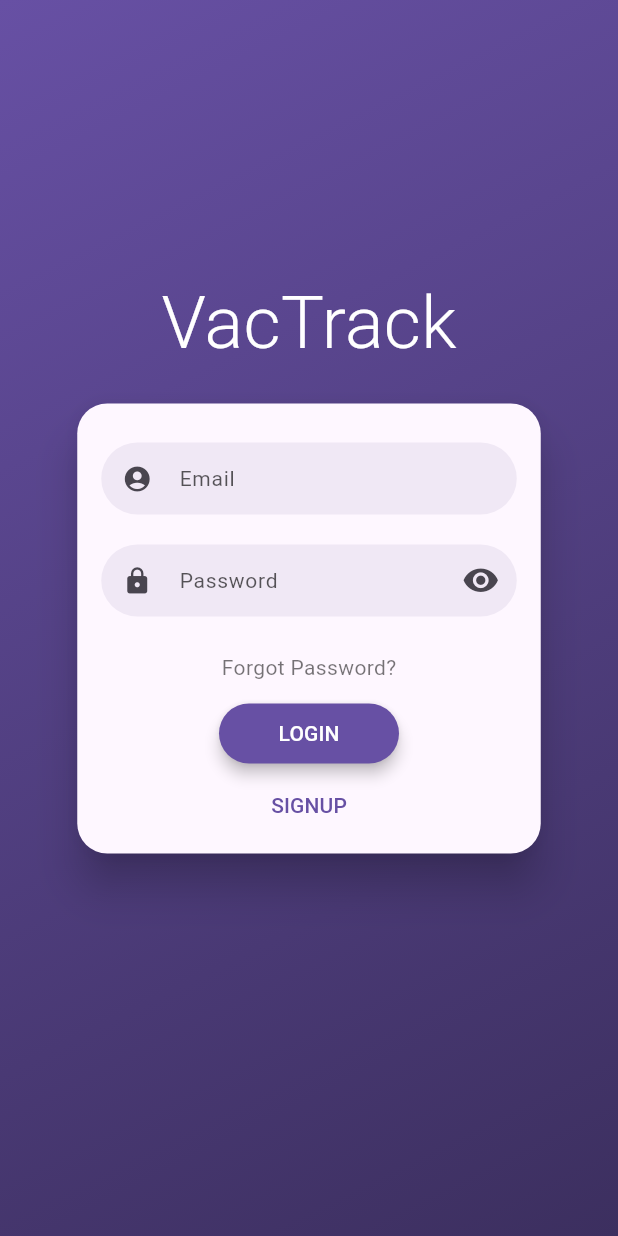
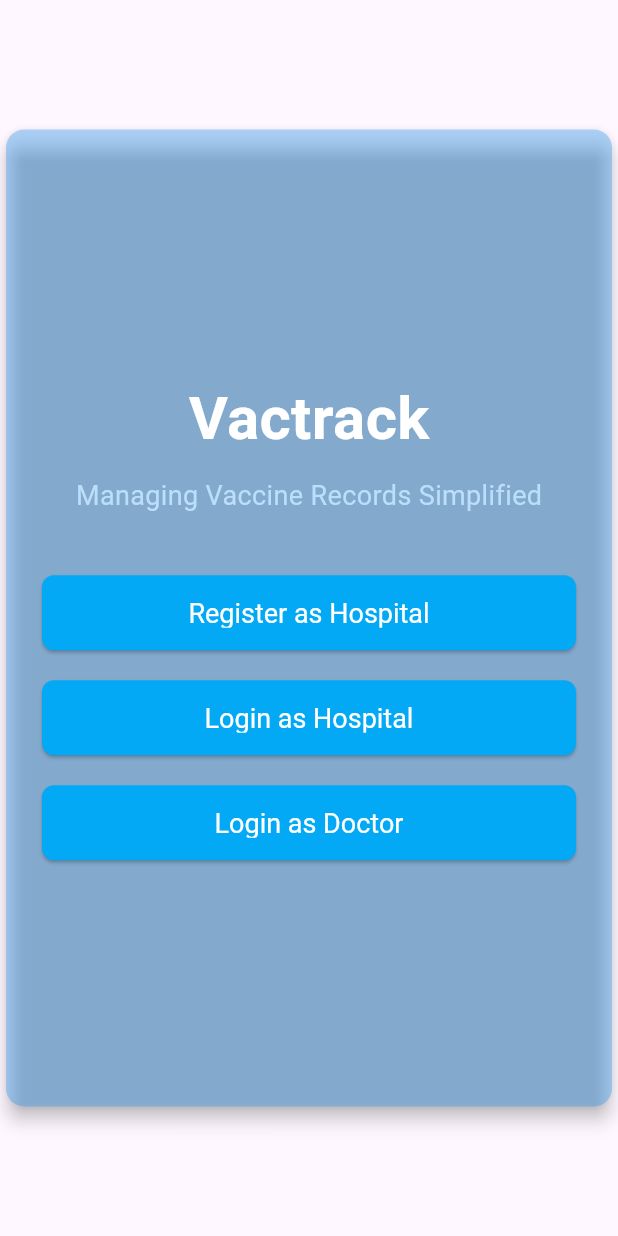
Before and after one commit to aashray374/VacTrack, a Flutter app: the screen it shows after launch, on a phone screen of 412 x 824 dp. Run offline on Flutter 3.47's test engine with Material 3 defaults, Android fonts, the phone set to English and light mode, and no system bars; drawn by our look-alikes of flutter_login; our stand-ins replace chewie, cloud_firestore, firebase_auth, firebase_core, firebase_database, flutter_map and 6 more; missing offline and left inert: dart:ffi; accounts and stored records are empty.

```diff
--- a/vactrack/lib/screens/home/home.dart
+++ b/vactrack/lib/screens/home/home.dart
@@ -101,7 +101,6 @@ class Home extends StatelessWidget {
                               category: 'Info')),
                       GestureDetector(
                           onTap: () {
-                            print("working");
                             GoRouter.of(context).pushNamed(MyRouteConstants.allVaccines);
                           },
                           child: const FeatureCard(
@@ -109,7 +108,9 @@ class Home extends StatelessWidget {
                               label: 'Vaccine',
                               category: 'Info')),
                       GestureDetector(
-                          onTap: () {},
+                          onTap: () {
+                            GoRouter.of(context).pushNamed(MyRouteConstants.infoVideos);
+                          },
                           child: const FeatureCard(
                               icon: Icons.video_collection,
                               label: 'Videos',
--- a/vactrack/lib/video/display_video_list.dart
+++ b/vactrack/lib/video/display_video_list.dart
@@ -9,7 +9,7 @@ class VideoScreen extends StatelessWidget {
     "https://youtu.be/XNGf-rm2t5Q?si=t-0YfkCgyCipU9kA",
     "https://youtu.be/OG8bU1OJlm8?si=emAjccY-hfmh1lcb",
     "https://youtu.be/aBIBsfrAnkI?si=SqksrgrVjutLQ71x",
-    "https://youtu.be/XNGf-rm2t5Q?si=t-0YfkCgyCipU9kA",
+    "https://youtu.be/XNGf-rm2t5Q?si=t-0YfkCgyCipU9k A",
     "https://youtu.be/OG8bU1OJlm8?si=emAjccY-hfmh1lcb",
   ];
 
@@ -27,6 +27,9 @@ class VideoScreen extends StatelessWidget {
         itemCount: videoUrls.length,
         itemBuilder: (context, index) {
           return Card(
+            shape: RoundedRectangleBorder(
+              borderRadius: BorderRadius.circular(20)
+            ),
             margin: const EdgeInsets.symmetric(vertical: 10),
             child: InkWell(
               onTap: () => Navigator.push(
--- a/vactrack_admin/lib/routes/app_route_config.dart
+++ b/vactrack_admin/lib/routes/app_route_config.dart
@@ -2,20 +2,30 @@ import 'package:flutter/material.dart';
 import 'package:go_router/go_router.dart';
 import 'package:vactrack_admin/routes/app_routes_constants.dart';
 import 'package:vactrack_admin/screens/NotFound/page_not_found.dart';
+import 'package:vactrack_admin/screens/login/hospital_signup.dart';
 import 'package:vactrack_admin/screens/login/signUp.dart';
 import 'package:vactrack_admin/screens/login/login.dart';
 import 'package:vactrack_admin/screens/profile/profile.dart';
 import 'package:vactrack_admin/screens/home/home.dart';
 
+import '../screens/home/landing_page.dart';
+
 class MyAppRoutes {
   static final GoRouter router = GoRouter(
-    initialLocation: '/login',
+    initialLocation: '/',
     routes: [
       GoRoute(
         name: MyRoutesConstants.home,
         path: '/',
         pageBuilder: (context, state) {
-          return const MaterialPage(child: Home());
+          return const MaterialPage(child: LandingPage());
+        },
+      ),
+      GoRoute(
+        name: MyRoutesConstants.hospitalSignup,
+        path: '/hospitalSignUp',
+        pageBuilder: (context, state) {
+          return const MaterialPage(child: HospitalRegistrationPage());
         },
       ),
       GoRoute(
--- a/vactrack_admin/lib/routes/app_routes_constants.dart
+++ b/vactrack_admin/lib/routes/app_routes_constants.dart
@@ -3,4 +3,5 @@ class MyRoutesConstants{
   static const profile = "profile";
   static const login = "login";
   static const signup = "sign Up";
+  static const hospitalSignup = "hospital sign up";
 }
--- /dev/null
+++ b/vactrack_admin/lib/screens/home/landing_page.dart
@@ -0,0 +1,114 @@
+
+import 'package:flutter/material.dart';
+
+class LandingPage extends StatelessWidget {
+  const LandingPage({super.key});
+
+  double min(double a,double b){
+    if(a<b){
+      return a;
+    }
+    return b;
+  }
+
+  @override
+  Widget build(BuildContext context) {
+    return Scaffold(
+      body: Center(
+        child: SizedBox(
+          height: MediaQuery.of(context).size.height*0.80,
+          child: Card(
+            elevation: 5,
+            color: Colors.blue.withOpacity(0.35),
+            child: Padding(
+              padding: const EdgeInsets.symmetric(horizontal: 24.0, vertical: 48.0),
+              child: SizedBox(
+                width: min(MediaQuery.of(context).size.width, 600),
+                child: Column(
+                  mainAxisAlignment: MainAxisAlignment.center,
+                  children: [
+                    // App title
+                    const Text(
+                      'Vactrack',
+                      style: TextStyle(
+                        fontSize: 40,
+                        fontWeight: FontWeight.bold,
+                        color: Colors.white,
+                      ),
+                    ),
+                    const SizedBox(height: 10),
+                    Text(
+                      'Managing Vaccine Records Simplified',
+                      style: TextStyle(
+                        fontSize: 18,
+                        color: Colors.blue[100],
+                      ),
+                    ),
+                    const SizedBox(height: 40),
+
+                    // Register button
+                    ActionButton(
+                      text: 'Register as Hospital',
+                      onPressed: () {
+                        // Navigate to hospital registration screen
+                      },
+                    ),
+                    const SizedBox(height: 20),
+
+                    // Login as Hospital button
+                    ActionButton(
+                      text: 'Login as Hospital',
+                      onPressed: () {
+                        // Navigate to hospital login screen
+                      },
+                    ),
+                    const SizedBox(height: 20),
+
+                    // Login as Doctor button
+                    ActionButton(
+                      text: 'Login as Doctor',
+                      onPressed: () {
+                        // Navigate to doctor login screen
+                      },
+                    ),
+                  ],
+                ),
+              ),
+            ),
+          ),
+        ),
+      ),
+    );
+  }
+}
+
+class ActionButton extends StatelessWidget {
+  final String text;
+  final VoidCallback onPressed;
+
+  ActionButton({required this.text, required this.onPressed});
+
+  @override
+  Widget build(BuildContext context) {
+    return SizedBox(
+      width: double.infinity,
+      height: 50,
+      child: ElevatedButton(
+        style: ElevatedButton.styleFrom(
+
+          shape: RoundedRectangleBorder(
+            borderRadius: BorderRadius.circular(8.0),
+          ),
+        ),
+        onPressed: onPressed,
+        child: Text(
+          text,
+          style: TextStyle(
+            fontSize: 18,
+            color: Colors.white,
+          ),
+        ),
+      ),
+    );
+  }
+}
```
Also changed, not shown: vactrack/lib/router/router_config.dart (+0 -7 lines), vactrack_admin/lib/screens/login/hospital_signup.dart (added, +184 -0 lines), 3 other files.
